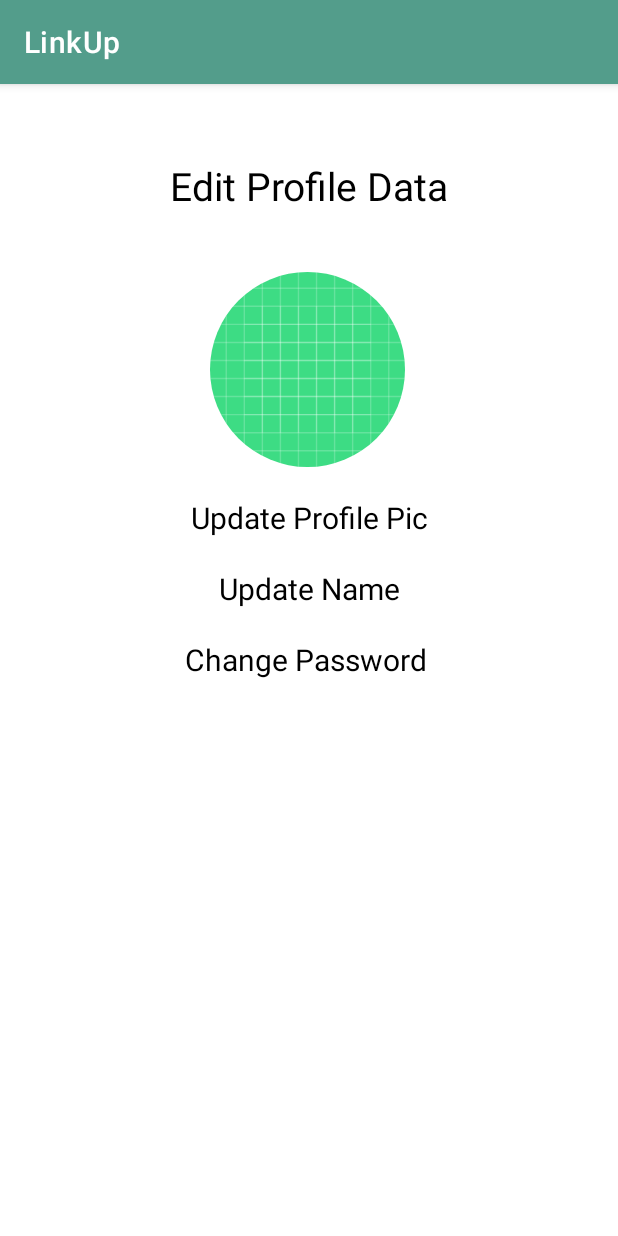
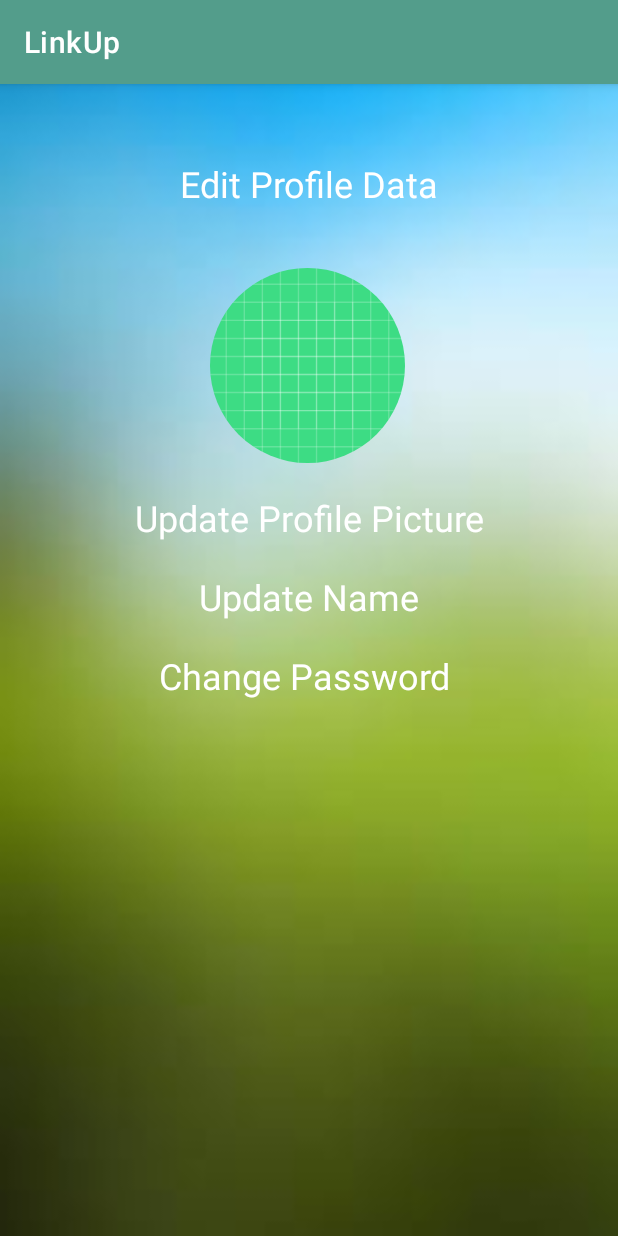
Before and after one commit to kevvinn/LinkUp-App, an Android app: the EditProfilePage screen opened directly, with no data from a screen before it, on a phone screen of 412 x 824 dp. Run offline under Robolectric (Android 15) with nearby library versions, the phone set to English and light mode, and no system bars; our stand-ins replace CircleImageView, Firebase (no records; nobody signed in at launch, a user with empty details on screens opened directly).

Commit message:
Small touches on edit profile

```diff
--- /dev/null
+++ b/app/src/main/res/drawable/ic_baseline_edit_24.xml
@@ -0,0 +1,5 @@
+<vector android:height="24dp" android:tint="#539D8B"
+    android:viewportHeight="24" android:viewportWidth="24"
+    android:width="24dp" xmlns:android="http://schemas.android.com/apk/res/android">
+    <path android:fillColor="@android:color/white" android:pathData="M3,17.25V21h3.75L17.81,9.94l-3.75,-3.75L3,17.25zM20.71,7.04c0.39,-0.39 0.39,-1.02 0,-1.41l-2.34,-2.34c-0.39,-0.39 -1.02,-0.39 -1.41,0l-1.83,1.83 3.75,3.75 1.83,-1.83z"/>
+</vector>
--- a/app/src/main/res/layout/activity_edit_profile_page.xml
+++ b/app/src/main/res/layout/activity_edit_profile_page.xml
@@ -1,7 +1,9 @@
 <?xml version="1.0" encoding="utf-8"?>
 <LinearLayout
     xmlns:android="http://schemas.android.com/apk/res/android"
+    xmlns:app="http://schemas.android.com/apk/res-auto"
     xmlns:tools="http://schemas.android.com/tools"
+    android:background="@drawable/backgroundlogin"
     android:layout_width="match_parent"
     android:layout_height="match_parent"
     android:orientation="vertical"
@@ -13,8 +15,8 @@
         android:layout_marginTop="50dp"
         android:text="Edit Profile Data"
         android:textAlignment="center"
-        android:textColor="@android:color/black"
-        android:textSize="26sp" />
+        android:textColor="@color/colorWhite"
+        android:textSize="24sp" />
 
     <de.hdodenhof.circleimageview.CircleImageView
         android:id="@+id/setting_profile_image"
@@ -29,10 +31,10 @@
         android:layout_width="match_parent"
         android:layout_height="wrap_content"
         android:layout_marginTop="20dp"
-        android:text="Update Profile Pic"
+        android:text="Update Profile Picture"
         android:textAlignment="center"
-        android:textColor="@android:color/black"
-        android:textSize="20sp" />
+        android:textColor="@color/colorWhite"
+        android:textSize="24sp" />
 
     <TextView
         android:id="@+id/editname"
@@ -41,8 +43,8 @@
         android:layout_marginTop="20dp"
         android:text="Update Name"
         android:textAlignment="center"
-        android:textColor="@android:color/black"
-        android:textSize="20sp" />
+        android:textColor="@color/colorWhite"
+        android:textSize="24sp" />
 
     <TextView
         android:id="@+id/changepassword"
@@ -51,7 +53,7 @@
         android:layout_marginTop="20dp"
         android:text="Change Password "
         android:textAlignment="center"
-        android:textColor="@android:color/black"
-        android:textSize="20sp" />
+        android:textColor="@color/colorWhite"
+        android:textSize="24sp" />
 
 </LinearLayout>
--- a/app/src/main/res/layout/activity_splash_screen.xml
+++ b/app/src/main/res/layout/activity_splash_screen.xml
@@ -1,10 +1,9 @@
 <?xml version="1.0" encoding="utf-8"?>
-<androidx.constraintlayout.widget.ConstraintLayout
-    xmlns:android="http://schemas.android.com/apk/res/android"
+<androidx.constraintlayout.widget.ConstraintLayout xmlns:android="http://schemas.android.com/apk/res/android"
     xmlns:tools="http://schemas.android.com/tools"
     android:layout_width="match_parent"
     android:layout_height="match_parent"
-    android:background="@drawable/ic_launcher_background"
+    android:background="@drawable/applogo"
 
     tools:context=".SplashScreen">
 
--- a/app/src/main/res/layout/fragment_profile.xml
+++ b/app/src/main/res/layout/fragment_profile.xml
@@ -19,7 +19,7 @@
                 android:id="@+id/cavertv"
                 android:layout_width="match_parent"
                 android:layout_height="180dp"
-                android:background="@color/colorPrimaryDark"
+                android:background="#539D8B"
                 android:scaleType="fitXY"></ImageView>
 
             <LinearLayout
@@ -87,7 +87,7 @@
         android:layout_marginTop="10dp"
         android:layout_marginEnd="10dp"
         android:layout_marginBottom="10dp"
-        android:src="@drawable/ic_launcher_background" />
+        android:src="@drawable/ic_baseline_edit_24" />
 
     <com.google.android.material.floatingactionbutton.FloatingActionButton
         android:id="@+id/open_calendar_button"
```
Also changed, not shown: app/src/main/res/drawable-v24/applogo.png (added).
